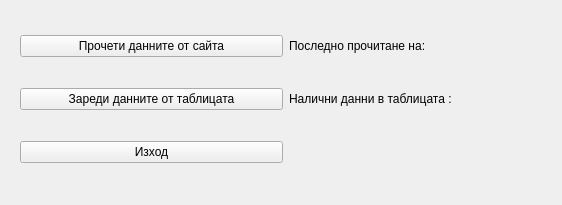
Before: the Qt Designer form UI/job_crawler_app.ui in NadiaStrashnikova/JobCrawler, drawn with Qt 5.
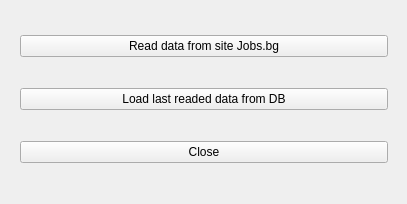
After: the same form once the commit is applied.

What changed in the file:
```diff
--- a/UI/job_crawler_app.ui
+++ b/UI/job_crawler_app.ui
@@ -6,8 +6,8 @@
    <rect>
     <x>0</x>
     <y>0</y>
-    <width>562</width>
-    <height>205</height>
+    <width>407</width>
+    <height>204</height>
    </rect>
   </property>
   <property name="windowTitle">
@@ -18,7 +18,7 @@
     <rect>
      <x>20</x>
      <y>10</y>
-     <width>531</width>
+     <width>368</width>
      <height>181</height>
     </rect>
    </property>
@@ -26,35 +26,21 @@
     <item row="1" column="0">
      <widget class="QPushButton" name="btn_load_all">
       <property name="text">
-       <string>Зареди данните от таблицата</string>
+       <string>Load last readed data from DB</string>
       </property>
      </widget>
     </item>
     <item row="0" column="0">
      <widget class="QPushButton" name="btn_read_site">
       <property name="text">
-       <string>Прочети данните от сайта</string>
-      </property>
-     </widget>
-    </item>
-    <item row="0" column="1">
-     <widget class="QLabel" name="lbl_last_readed">
-      <property name="text">
-       <string>Последно прочитане на: </string>
-      </property>
-     </widget>
-    </item>
-    <item row="1" column="1">
-     <widget class="QLabel" name="lbl_info_in_db">
-      <property name="text">
-       <string>Налични данни в таблицата :</string>
+       <string>Read data from site Jobs.bg</string>
       </property>
      </widget>
     </item>
     <item row="2" column="0">
      <widget class="QPushButton" name="btn_close">
       <property name="text">
-       <string>Изход</string>
+       <string>Close</string>
       </property>
      </widget>
     </item>
```
